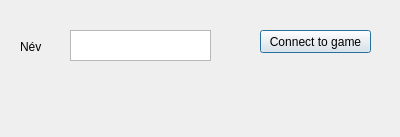
Qt form itk-io-master/client/connecttogame.ui (holevi96/itk.io) before a commit.
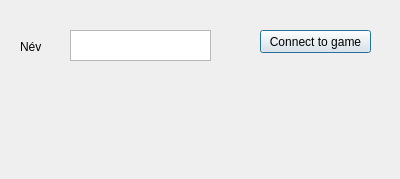
The same form after that commit.

Diff of the .ui file:
```diff
--- a/itk-io-master/client/connecttogame.ui
+++ b/itk-io-master/client/connecttogame.ui
@@ -7,7 +7,7 @@
     <x>0</x>
     <y>0</y>
     <width>400</width>
-    <height>137</height>
+    <height>179</height>
    </rect>
   </property>
   <property name="windowTitle">
```
